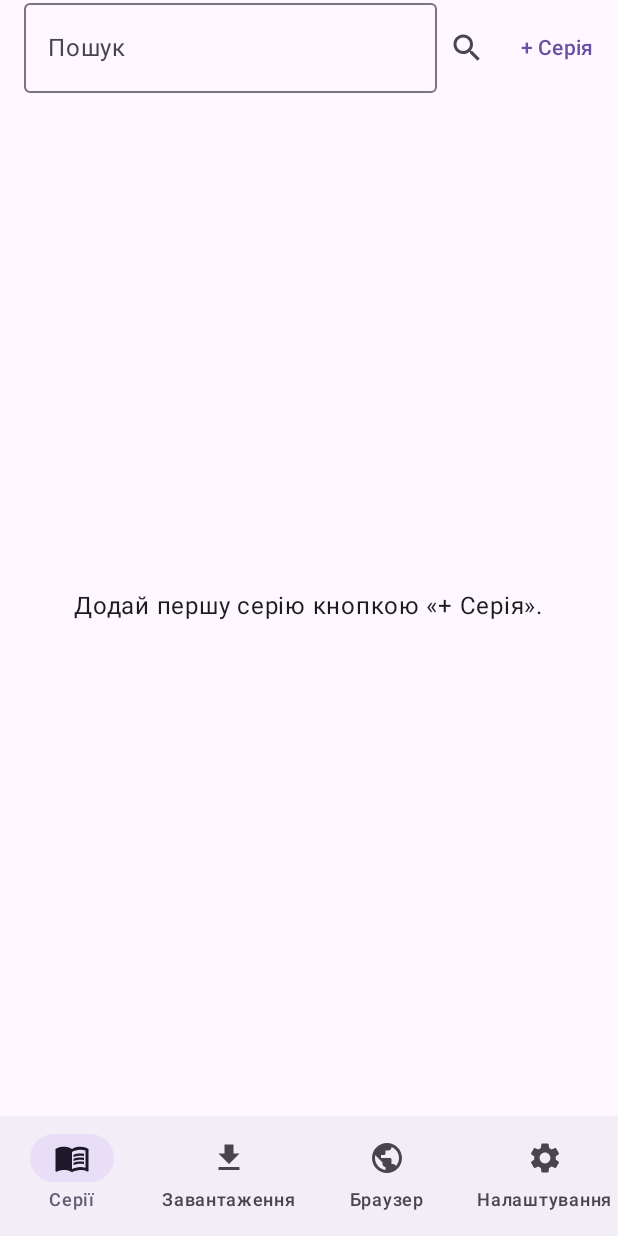
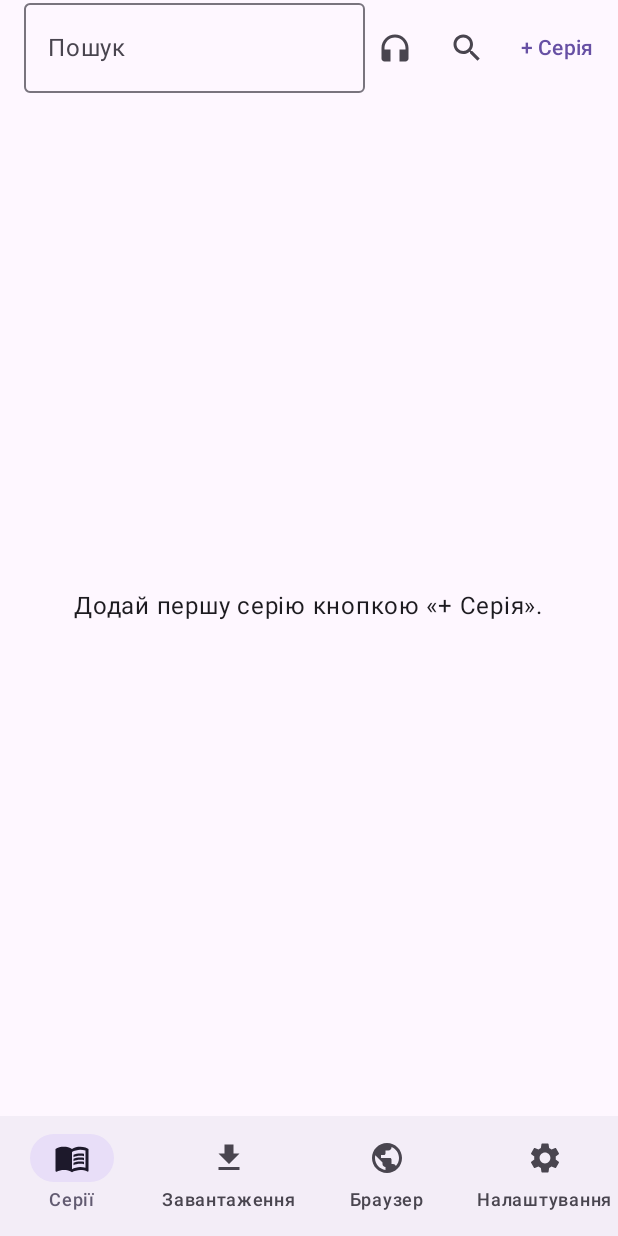
Before and after one commit to thirteenth13/Audoiboo-Tracker, an Android app built with Jetpack Compose: the screen it shows after launch (MainActivity), after a tap on "Пошук", on a phone screen of 412 x 824 dp. Run offline under Robolectric (Android 15) with nearby library versions, the light colour scheme and no system bars; pictures from the network do not load.

Commit message:
Expose player on main toolbar and run daily backups

```diff
--- a/app/src/main/java/org/audoiboo/tracker/MainActivity.kt
+++ b/app/src/main/java/org/audoiboo/tracker/MainActivity.kt
@@ -78,6 +78,7 @@ class MainActivity : ComponentActivity() {
     override fun onCreate(savedInstanceState: Bundle?) {
         super.onCreate(savedInstanceState)
         initialDark = AppPrefs.darkTheme(this)
+        BackupStore.maybeCreateDailyBackup(this)
         setContent { AudoibooTheme(this) { TrackerScreen() } }
     }
 
@@ -120,6 +121,7 @@ private fun TrackerScreen() {
                         IconButton(onClick = { browserUrl = "https://audioboo.org/" }) { Icon(Icons.Filled.Home, "Головна") }
                         IconButton(onClick = { addPrefillUrl = browserUrl; showAddDialog = true }) { Icon(Icons.Filled.Add, "Додати серію") }
                     } else if (tab == MainTab.SERIES) {
+                        IconButton(onClick = { context.startActivity(Intent(context, PlayerActivity::class.java)) }) { Icon(Icons.Filled.Headphones, "Плеєр") }
                         IconButton(onClick = { searchOpen = !searchOpen; if (!searchOpen) query = "" }) { Icon(Icons.Filled.Search, "Пошук") }
                         if (selectedSeries == null) TextButton(onClick = { addPrefillUrl = ""; showAddDialog = true }) { Text("+ Серія") }
                         else IconButton(onClick = { beginResolve(selectedSeries.id, selectedSeries.url) }) { Icon(Icons.Filled.Refresh, "Оновити") }
```
